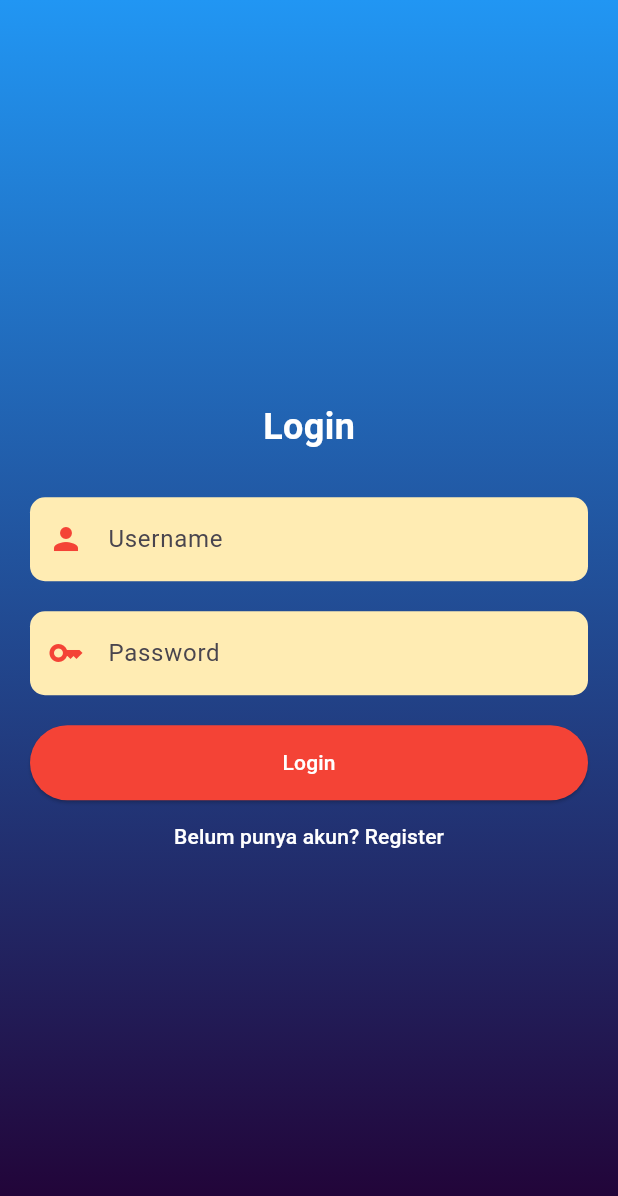
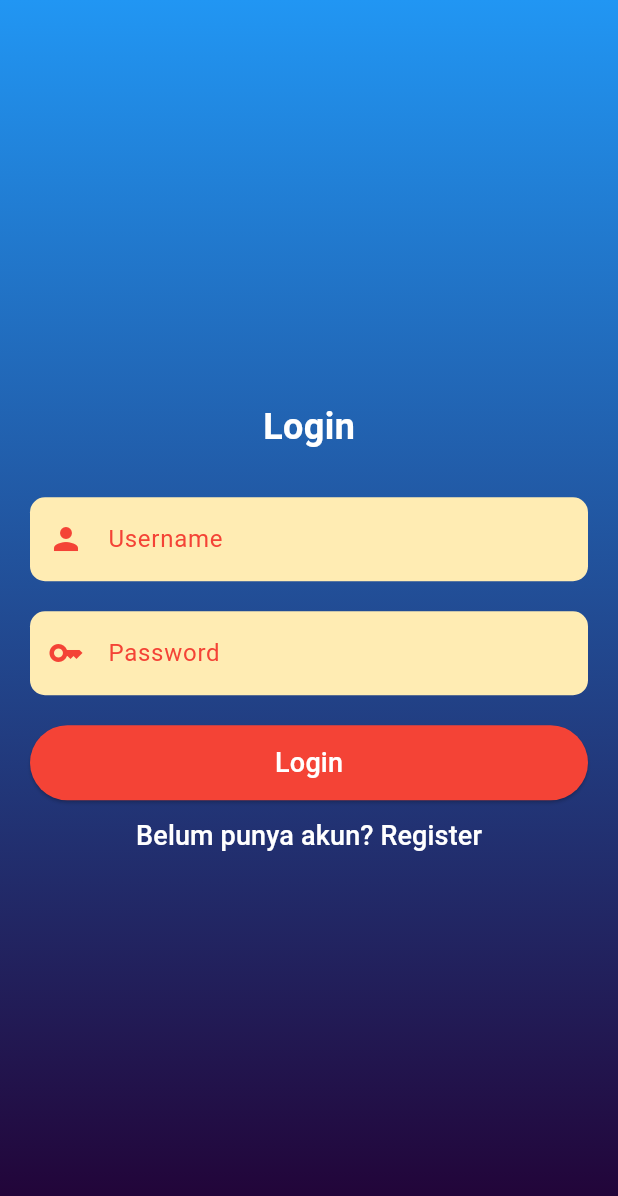
Before and after one commit to r0n1-putr4/App-Berita-2026, a Flutter app: the screen it shows after launch, on a phone screen of 412 x 824 dp. Shown: the top 1196 px of the screen. Run offline on Flutter 3.47's test engine with Material 3 defaults, Android fonts, the phone set to English and light mode, and no system bars; our stand-ins replace awesome_dialog, go_router, image_picker, shared_preferences; accounts and stored records are empty.

Commit message:
Update Code

```diff
--- a/lib/config/api_service.dart
+++ b/lib/config/api_service.dart
@@ -1,5 +1,5 @@
 class ApiService {
 
-  static const base_url = "http://10.244.225.108:8081";
+  static const base_url = "http://192.168.254.103:8081";
 
 }
--- a/lib/config/session.dart
+++ b/lib/config/session.dart
@@ -2,7 +2,7 @@ import 'package:shared_preferences/shared_preferences.dart';
 
 class SessionManager {
   static Future<void> saveSession(int id, String username,
-      String full_name, String email, String gambar) async {
+      String full_name, String email, String gambar, bool is_admin) async {
     final prefs = await SharedPreferences.getInstance();
     await prefs.setBool('is_login', true);
     await prefs.setInt('id', id); // Simpan sebagai Integer
@@ -10,6 +10,7 @@ class SessionManager {
     await prefs.setString('full_name', full_name);
     await prefs.setString('email', email);
     await prefs.setString('gambar', gambar);
+    await prefs.setBool('is_admin', is_admin);
   }
 
   // Get user session (returns a map with user_token and id_user)
@@ -21,6 +22,7 @@ class SessionManager {
       'full_name': prefs.getString('full_name'),
       'email': prefs.getString('email'),
       'gambar': prefs.getString('gambar'),
+      'is_admin': prefs.getBool('is_admin')
     };
   }
 
--- a/lib/models/login_model.dart
+++ b/lib/models/login_model.dart
@@ -38,6 +38,7 @@ class DataLogin {
   String email;
   String full_name;
   String gambar;
+  bool is_admin;
 
   DataLogin({
     required this.id,
@@ -45,6 +46,7 @@ class DataLogin {
     required this.email,
     required this.full_name,
     required this.gambar,
+    required this.is_admin
   });
 
   factory DataLogin.fromJson(Map<String, dynamic> json) => DataLogin(
@@ -53,6 +55,7 @@ class DataLogin {
     email: json["email"],
     full_name: json["full_name"],
     gambar: json["gambar"],
+    is_admin: json['is_admin'],
   );
 
   Map<String, dynamic> toJson() => {
@@ -61,5 +64,6 @@ class DataLogin {
     "email": email,
     "full_name": full_name,
     "gambar": gambar,
+    "is_admin": is_admin
   };
 }
--- a/lib/routers/app_route.dart
+++ b/lib/routers/app_route.dart
@@ -1,5 +1,6 @@
 import 'package:app_berita_roni/routers/article_route.dart';
 import 'package:app_berita_roni/routers/auth_route.dart';
+import 'package:app_berita_roni/routers/user_route.dart';
 import 'package:app_berita_roni/views/home_page.dart';
 import 'package:go_router/go_router.dart';
 
@@ -29,5 +30,6 @@ final GoRouter appRouter = GoRouter(
 
     ...ArticleRoute.routes,
     ...AuthRoutes.routes,
+    ...UserRoute.routes,
   ],
 );
--- a/lib/routers/auth_route.dart
+++ b/lib/routers/auth_route.dart
@@ -1,8 +1,6 @@
 import 'package:app_berita_roni/views/login_page.dart';
 import 'package:app_berita_roni/views/register_page.dart';
 import 'package:go_router/go_router.dart';
-
-
 
 class AuthRoutes {
   static List<RouteBase> routes = [
--- a/lib/views/articles/article_detail_page.dart
+++ b/lib/views/articles/article_detail_page.dart
@@ -20,11 +20,13 @@ class ArticleDetailPage extends StatefulWidget {
 
 class _ArticleDetailPageState extends State<ArticleDetailPage> {
   int? id;
+  bool? is_admin;
 
   void _loadSession() async {
     Map<String, dynamic> session = await SessionManager.getSession();
     setState(() {
       id = session['id'];
+      is_admin = session['is_admin'];
     });
   }
 
@@ -52,7 +54,7 @@ class _ArticleDetailPageState extends State<ArticleDetailPage> {
         ),
         iconTheme: IconThemeData(color: Colors.white),
         actions: [
-          if (widget._dataArticle.userId == id) ...[
+          if (widget._dataArticle.userId == id || is_admin!) ...[
             IconButton(
               onPressed: () {
                 context.push('/article-edit', extra: widget._dataArticle);
--- a/lib/views/home_page.dart
+++ b/lib/views/home_page.dart
@@ -67,7 +67,9 @@ class _HomePageState extends State<HomePage> {
         actions: [
           IconButton(
             icon: Icon(Icons.person, color: Colors.white),
-            onPressed: () {},
+            onPressed: () {
+              context.push('/profile');
+            },
           ),
           IconButton(
             icon: Icon(Icons.logout, color: Colors.white),
--- a/lib/views/login_page.dart
+++ b/lib/views/login_page.dart
@@ -52,6 +52,9 @@ class _LoginPageState extends State<LoginPage> {
                       decoration: InputDecoration(
                         prefixIcon: Icon(Icons.person, color: Colors.red),
                         labelText: "Username",
+                        labelStyle: const TextStyle(
+                          color: Colors.red,
+                        ),
                         filled: true,
                         fillColor: Colors.amber.shade100,
                         border: OutlineInputBorder(
@@ -71,6 +74,9 @@ class _LoginPageState extends State<LoginPage> {
                       decoration: InputDecoration(
                         prefixIcon: Icon(Icons.key, color: Colors.red),
                         labelText: "Password",
+                        labelStyle: const TextStyle(
+                          color: Colors.red,
+                        ),
                         filled: true,
                         fillColor: Colors.amber.shade100,
                         border: OutlineInputBorder(
@@ -111,18 +117,19 @@ class _LoginPageState extends State<LoginPage> {
                               provider.user!.full_name,
                               provider.user!.email,
                               provider.user!.gambar,
+                              provider.user!.is_admin
                             );
                             context.go('/');
                           }
                         }
                       },
-                      child: provider.isLoading ? CircularProgressIndicator() : Text("Login"),
+                      child: provider.isLoading ? CircularProgressIndicator() : Text("Login",style: TextStyle(fontSize: 18),),
                     ),
                     TextButton(
                       onPressed: () {
                         context.push('/register');
                       },
-                      child: const Text('Belum punya akun? Register',style: TextStyle(color: Colors.white),),
+                      child: const Text('Belum punya akun? Register',style: TextStyle(color: Colors.white,fontSize: 18),),
                     ),
                   ],
                 ),
```
Also changed, not shown: lib/routers/user_route.dart (added, +8 -0 lines), lib/views/users/user_profile.dart (added, +116 -0 lines), 1 other file.
